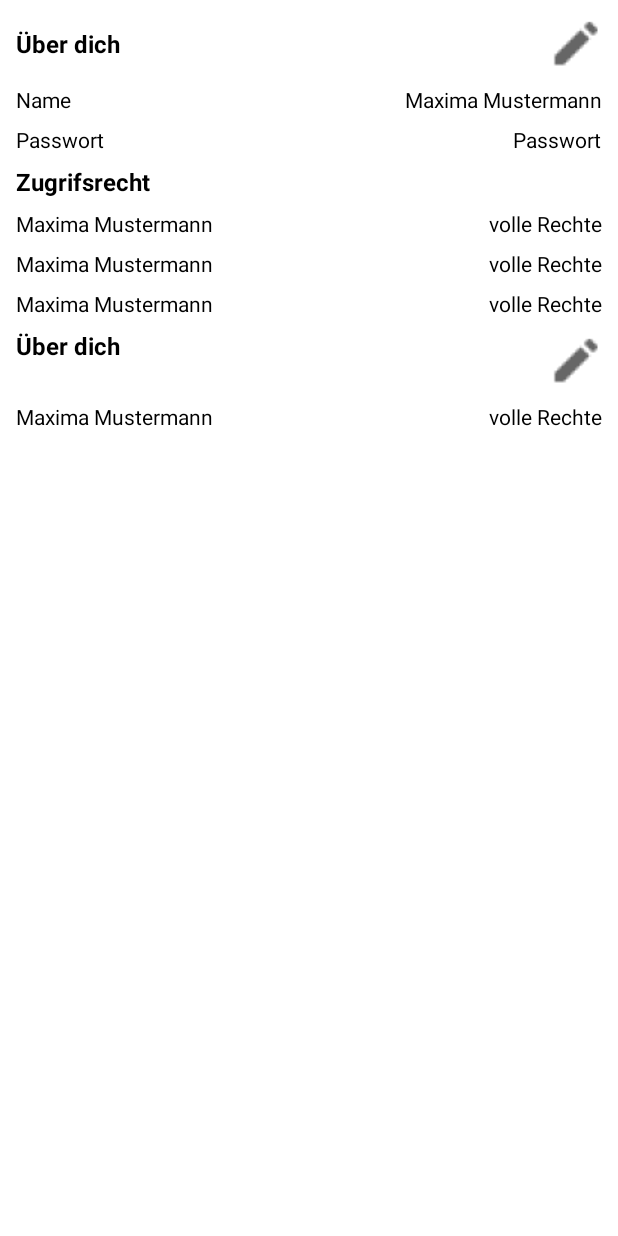
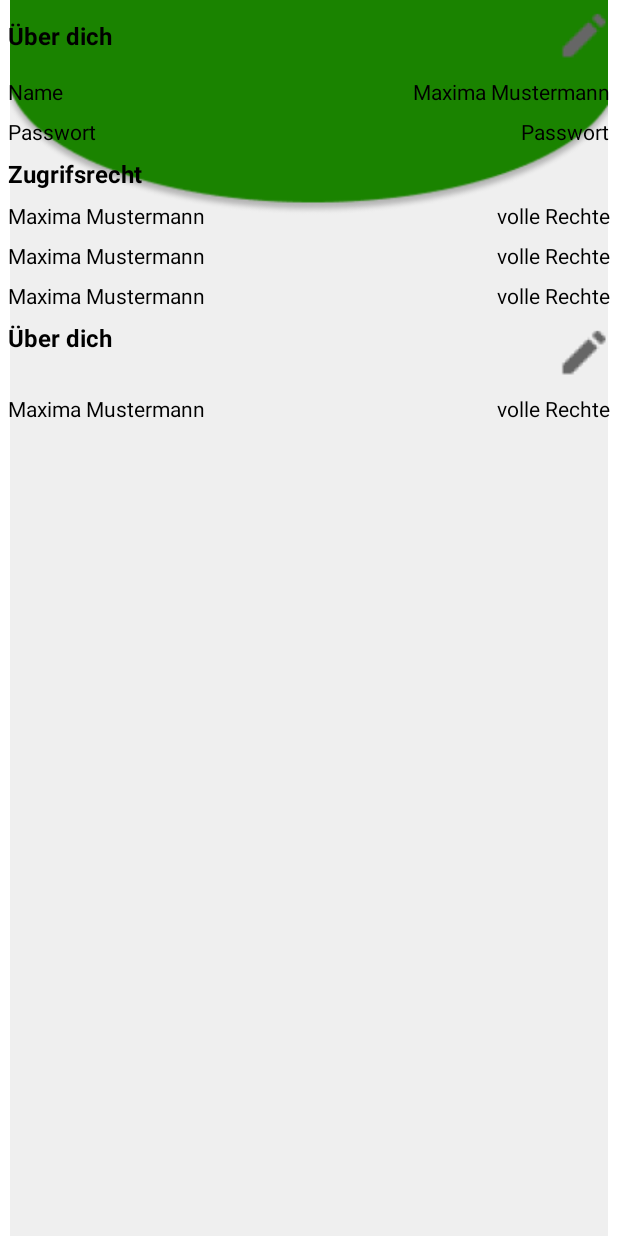
Before and after one commit to Prinetta/Einkaufsliste, an Android app built with Jetpack Compose: the @Preview function UserProfilPreview, on a phone screen of 412 x 824 dp. Run offline under Robolectric (Android 15) with nearby library versions, the phone set to English and light mode, and no system bars.

```diff
--- a/gelin/app/src/main/java/de/mocows/gelin/view/UserProfil.kt
+++ b/gelin/app/src/main/java/de/mocows/gelin/view/UserProfil.kt
@@ -1,12 +1,14 @@
 package de.mocows.gelin.view
 
 import androidx.compose.foundation.Image
+import androidx.compose.foundation.background
 import androidx.compose.foundation.clickable
 import androidx.compose.foundation.layout.*
 import androidx.compose.material.Text
 import androidx.compose.runtime.Composable
 import androidx.compose.ui.Alignment
 import androidx.compose.ui.Modifier
+import androidx.compose.ui.graphics.painter.Painter
 import androidx.compose.ui.res.painterResource
 import androidx.compose.ui.tooling.preview.Preview
 import androidx.compose.ui.unit.dp
@@ -14,14 +16,15 @@ import de.mocows.gelin.R
 import de.mocows.gelin.view.gelinComposable.*
 import de.mocows.gelin.view.gelinComposable.Dataclasses.*
 
+
 @Composable
-fun UserProfil( ) {
+fun UserProfil() {
+    BackgroundPic()
      Column(
-        modifier = Modifier
-            .fillMaxWidth()
-            .fillMaxHeight()
-            .padding(5.dp)) {
-        SpacerHorizontalS()
+         modifier = Modifier
+             .fillMaxWidth()
+             .fillMaxHeight()
+             ) {
         Row(modifier = Modifier
             .fillMaxWidth()
             .padding(5.dp), Arrangement.SpaceBetween,
@@ -85,6 +88,8 @@ fun UserProfil( ) {
     }
 }
 
+
+
 @Composable
 fun StiftFuerBearbeiten(modifier: Modifier) {
 
--- a/gelin/app/src/main/java/de/mocows/gelin/view/gelinComposable/Image.kt
+++ b/gelin/app/src/main/java/de/mocows/gelin/view/gelinComposable/Image.kt
@@ -1,22 +1,38 @@
 package de.mocows.gelin.view.gelinComposable
 
+import android.graphics.Color
 import androidx.compose.foundation.Image
-import androidx.compose.foundation.layout.Arrangement
-import androidx.compose.foundation.layout.fillMaxHeight
-import androidx.compose.foundation.layout.fillMaxWidth
+import androidx.compose.foundation.border
+import androidx.compose.foundation.layout.*
+import androidx.compose.foundation.shape.RoundedCornerShape
 import androidx.compose.runtime.Composable
 import androidx.compose.ui.Modifier
+import androidx.compose.ui.draw.clip
 import androidx.compose.ui.graphics.painter.Painter
+import androidx.compose.ui.layout.ContentScale
 import androidx.compose.ui.res.painterResource
 import androidx.compose.ui.tooling.preview.Preview
+import androidx.compose.ui.unit.dp
 import de.mocows.gelin.R
+
+
+@Composable
+fun UserPic() {
+    Image(
+        painter = painterResource(R.drawable.ic_person_grey),
+        contentDescription = "User Profil",
+        contentScale = ContentScale.Crop,
+        modifier = Modifier
+            .size(128.dp)
+            .clip(RoundedCornerShape(10))
+    )
+}
 
 @Composable
 fun LogoImage(
     modifier: Modifier = Modifier
         .fillMaxHeight()
         .fillMaxWidth(),
-
 ) {
     val image: Painter = painterResource(id = R.drawable.ic_logo212)
     Image(painter = image, contentDescription = "Logo Gelin")
@@ -33,3 +49,10 @@ fun ImageProdukt() {
 fun ImageLogoPreview(){
     ImageProdukt()
 }
+
+@Composable
+fun BackgroundPic() {
+    val image: Painter = painterResource(id = R.drawable.background_settings)
+    Image(painter = image,contentDescription = "",
+    modifier = Modifier.fillMaxSize())
+}
```
Also changed, not shown: gelin/app/src/main/java/de/mocows/gelin/view/gelinComposable/SpacerComposables.kt (+7 -0 lines), gelin/app/src/main/res/drawable/background_settings.png (added).
